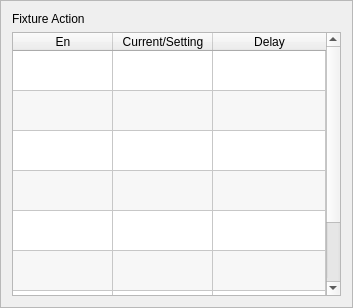
Above: hcinstruction/ichcfixturepage.ui from dongdong-2009/3-5AxisRobot before the change. Below: the same form after it.
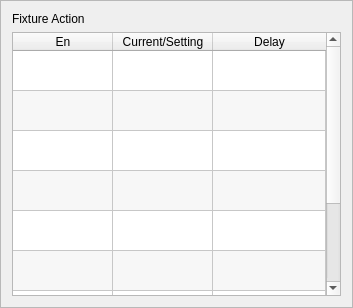
That is the form after the change. Icons and pictures are not drawn. Custom widgets are drawn as their Qt base class.

Patch:
```diff
--- a/hcinstruction/ichcfixturepage.ui
+++ b/hcinstruction/ichcfixturepage.ui
@@ -151,6 +151,11 @@
        <string>Sucker4</string>
       </property>
      </row>
+     <row>
+      <property name="text">
+       <string>SubFixture</string>
+      </property>
+     </row>
      <column>
       <property name="text">
        <string>En</string>
@@ -254,11 +259,25 @@
       </property>
      </item>
      <item row="6" column="0">
+      <property name="text">
+       <string/>
+      </property>
       <property name="checkState">
        <enum>Unchecked</enum>
       </property>
      </item>
      <item row="7" column="0">
+      <property name="text">
+       <string/>
+      </property>
+      <property name="checkState">
+       <enum>Unchecked</enum>
+      </property>
+     </item>
+     <item row="8" column="0">
+      <property name="text">
+       <string/>
+      </property>
       <property name="checkState">
        <enum>Unchecked</enum>
       </property>
```
